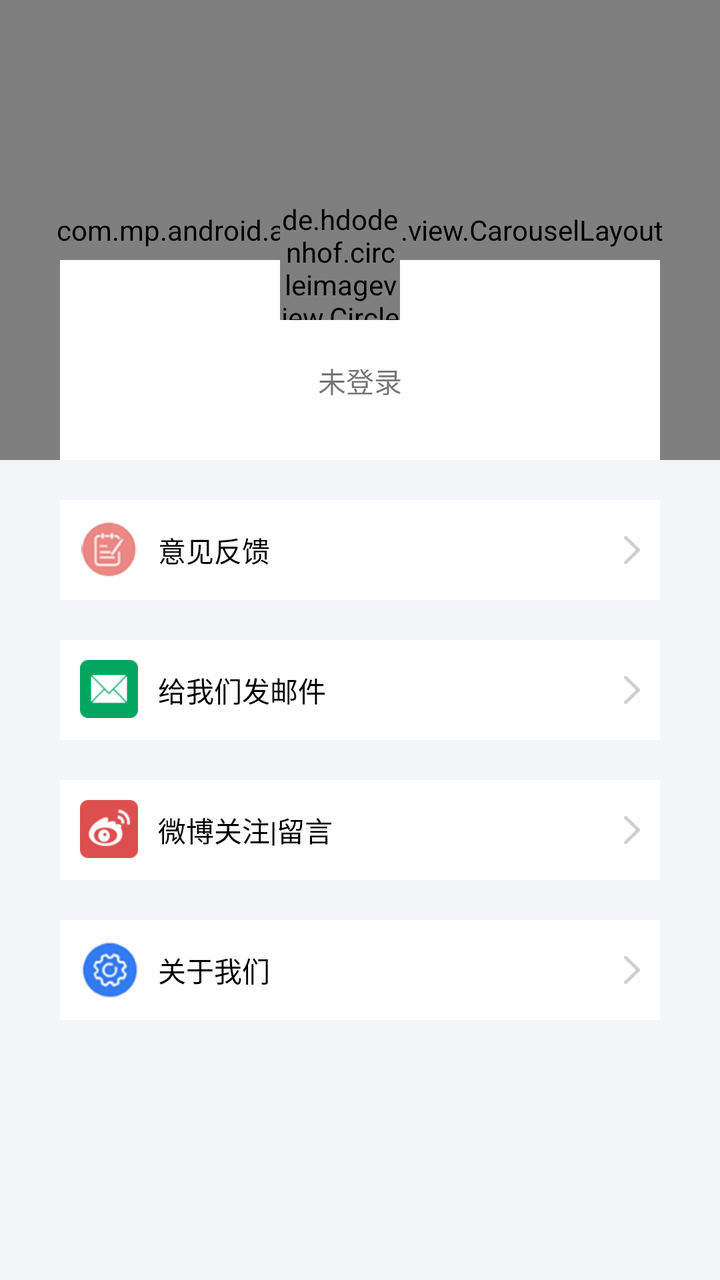
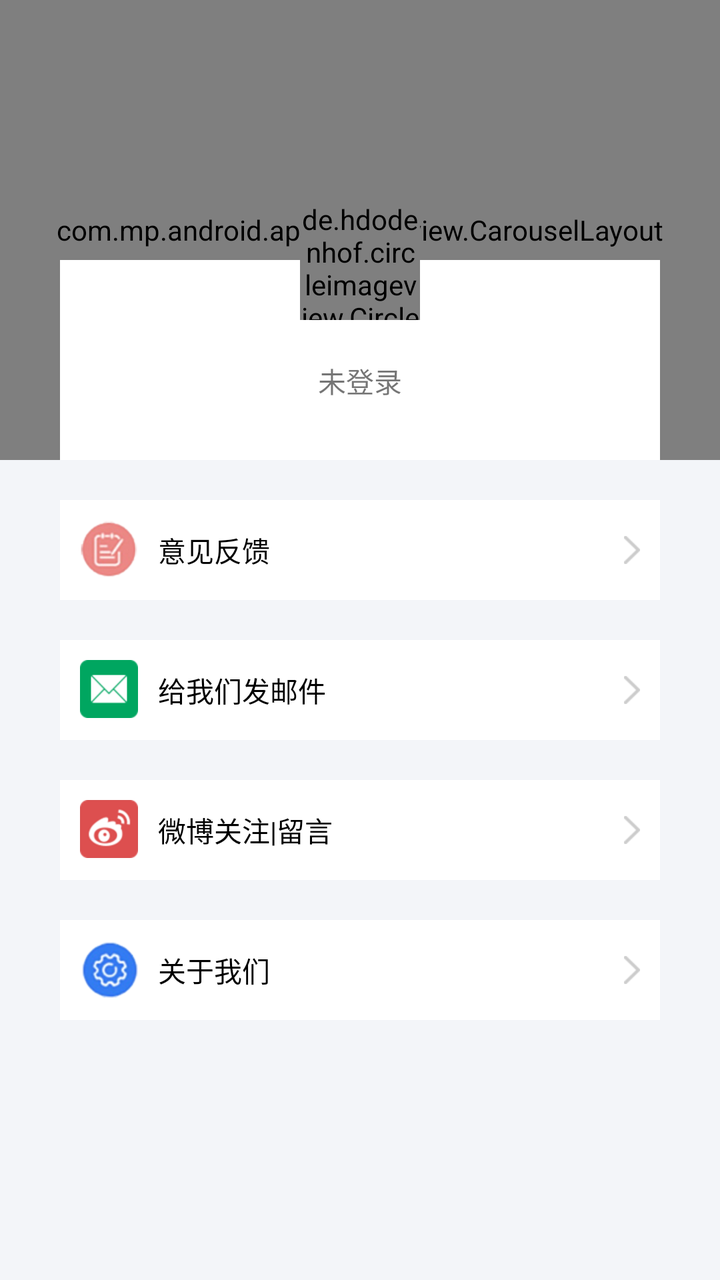

The first picture is an Android layout as it rendered before a commit; the second is the same layout after the commit. The layout source and the unified diff follow.
<!-- AndroidManifest.xml: application theme AppTheme -->
<!-- res/layout/person_fragment.xml -->
<?xml version="1.0" encoding="utf-8"?>
<FrameLayout xmlns:android="http://schemas.android.com/apk/res/android"
    android:layout_width="match_parent"
    android:layout_height="match_parent"
    android:background="#fff3f5f9">

    <com.mp.android.apps.main.view.CarouselLayout
        android:layout_width="match_parent"
        android:layout_height="230dp">

        <ImageView
            android:id="@+id/person_backgroundImage"
            android:layout_width="match_parent"
            android:layout_height="match_parent"
            android:scaleType="centerCrop" />
    </com.mp.android.apps.main.view.CarouselLayout>

    <LinearLayout
        android:layout_width="match_parent"
        android:layout_height="match_parent"
        android:layout_marginLeft="30dp"
        android:layout_marginTop="130dp"
        android:layout_marginRight="30dp"
        android:orientation="vertical">

        <LinearLayout
            android:id="@+id/person_login_statu"
            android:layout_width="match_parent"
            android:layout_height="100dp"
            android:background="@color/colorWhite"
            android:orientation="vertical">

            <TextView
                android:id="@+id/person_text"
                android:layout_width="wrap_content"
                android:layout_height="wrap_content"
                android:layout_gravity="center_horizontal"
                android:layout_marginTop="50dp"
                android:text="未登录" />
        </LinearLayout>

        <RelativeLayout
            android:id="@+id/yijianfankui"
            android:layout_width="fill_parent"
            android:layout_height="50dp"
            android:layout_marginTop="20dp"
            android:background="@color/white"

            android:paddingLeft="10.0dip"
            android:paddingTop="10.0dip"
            android:paddingRight="10.0dip"
            android:paddingBottom="10.0dip">

            <ImageView
                android:id="@+id/yijianfankui_image"
                android:layout_width="wrap_content"
                android:layout_height="wrap_content"
                android:layout_gravity="center"
                android:src="@drawable/yijianfankui" />

            <TextView
                android:layout_width="wrap_content"
                android:layout_height="wrap_content"
                android:layout_centerVertical="true"
                android:layout_marginLeft="10.0dip"
                android:layout_toRightOf="@id/yijianfankui_image"
                android:ellipsize="marquee"
                android:fadingEdge="horizontal"
                android:singleLine="true"
                android:text="意见反馈"
                android:textColor="@color/mtrl_chip_ripple_color" />

            <ImageView
                android:layout_width="wrap_content"
                android:layout_height="wrap_content"
                android:layout_alignParentRight="true"
                android:layout_centerVertical="true"
                android:src="@drawable/entry_arrow" />
        </RelativeLayout>

        <RelativeLayout
            android:id="@+id/maillayout"
            android:layout_width="fill_parent"
            android:layout_height="50dp"
            android:layout_marginTop="20dp"
            android:background="@color/white"

            android:paddingLeft="10.0dip"
            android:paddingTop="10.0dip"
            android:paddingRight="10.0dip"
            android:paddingBottom="10.0dip">

            <ImageView
                android:id="@+id/email_image"
                android:layout_width="wrap_content"
                android:layout_height="wrap_content"
                android:layout_gravity="center"
                android:src="@drawable/setting_email" />

            <TextView
                android:layout_width="wrap_content"
                android:layout_height="wrap_content"
                android:layout_centerVertical="true"
                android:layout_marginLeft="10.0dip"
                android:layout_toRightOf="@id/email_image"
                android:ellipsize="marquee"
                android:fadingEdge="horizontal"
                android:singleLine="true"
                android:text="给我们发邮件"
                android:textColor="@color/mtrl_chip_ripple_color" />

            <ImageView
                android:layout_width="wrap_content"
                android:layout_height="wrap_content"
                android:layout_alignParentRight="true"
                android:layout_centerVertical="true"
                android:src="@drawable/entry_arrow" />
        </RelativeLayout>

        <RelativeLayout
            android:id="@+id/weibo_sina"
            android:layout_width="fill_parent"
            android:layout_height="50dp"
            android:layout_marginTop="20dp"
            android:background="@color/white"

            android:paddingLeft="10.0dip"
            android:paddingTop="10.0dip"
            android:paddingRight="10.0dip"
            android:paddingBottom="10.0dip">

            <ImageView
                android:id="@+id/weibo_sina_image"
                android:layout_width="wrap_content"
                android:layout_height="wrap_content"
                android:layout_gravity="center"
                android:src="@drawable/setting_share_weibo_icon" />

            <TextView
                android:layout_width="wrap_content"
                android:layout_height="wrap_content"
                android:layout_centerVertical="true"
                android:layout_marginLeft="10.0dip"
                android:layout_toRightOf="@id/weibo_sina_image"
                android:ellipsize="marquee"
                android:fadingEdge="horizontal"
                android:singleLine="true"
                android:text="微博关注|留言"
                android:textColor="@color/mtrl_chip_ripple_color" />

            <ImageView
                android:layout_width="wrap_content"
                android:layout_height="wrap_content"
                android:layout_alignParentRight="true"
                android:layout_centerVertical="true"
                android:src="@drawable/entry_arrow" />
        </RelativeLayout>

        <RelativeLayout
            android:id="@+id/guanyuwomen"
            android:layout_width="fill_parent"
            android:layout_height="50dp"
            android:layout_marginTop="20dp"
            android:background="@color/white"
            android:paddingLeft="10.0dip"
            android:paddingTop="10.0dip"
            android:paddingRight="10.0dip"
            android:paddingBottom="10.0dip">

            <ImageView
                android:id="@+id/guanyuwomen_image"
                android:layout_width="wrap_content"
                android:layout_height="wrap_content"
                android:layout_gravity="center"
                android:background="@drawable/pianhaoshezhi" />

            <TextView
                android:layout_width="wrap_content"
                android:layout_height="wrap_content"
                android:layout_centerVertical="true"
                android:layout_marginLeft="10.0dip"
                android:layout_toRightOf="@id/guanyuwomen_image"
                android:ellipsize="marquee"
                android:fadingEdge="horizontal"
                android:singleLine="true"
                android:text="关于我们"
                android:textColor="@color/mtrl_chip_ripple_color" />

            <ImageView
                android:layout_width="wrap_content"
                android:layout_height="wrap_content"
                android:layout_alignParentRight="true"
                android:layout_centerVertical="true"
                android:src="@drawable/entry_arrow" />
        </RelativeLayout>

    </LinearLayout>

    <de.hdodenhof.circleimageview.CircleImageView
        android:id="@+id/mUserLogo"
        android:layout_width="60dp"
        android:layout_height="60dp"
        android:layout_gravity="center_horizontal"
        android:layout_marginTop="100dp"
        android:layout_marginRight="10dp"
        android:layout_toLeftOf="@+id/mImage1"
        android:src="@drawable/ic_camera_beauty" />

</FrameLayout>
<!-- resources referenced by this layout -->
<resources>
  <color name="colorWhite">#FFFFFFFF</color>
  <color name="mtrl_chip_ripple_color">#ff000000</color>
  <color name="white">#ffffffff</color>
  <!-- drawable entry_arrow: png bitmap (drawable-xhdpi, 396 bytes) -->
  <!-- drawable ic_camera_beauty: png bitmap (drawable-xhdpi, 1510 bytes) -->
  <!-- drawable pianhaoshezhi: png bitmap (drawable-xhdpi, 12502 bytes) -->
  <!-- drawable setting_email: png bitmap (drawable-xhdpi, 1143 bytes) -->
  <!-- drawable setting_share_weibo_icon: png bitmap (drawable-xhdpi, 2687 bytes) -->
  <!-- drawable yijianfankui: png bitmap (drawable-xhdpi, 10923 bytes) -->
  <style name="AppTheme" parent="Theme.AppCompat.Light.DarkActionBar">
          
          <item name="colorPrimary">@color/colorPrimary</item>
          <item name="colorPrimaryDark">@color/white</item>
          <item name="colorAccent">@color/colorAccent</item>
          <item name="android:windowNoTitle">true</item>
          <item name="colorControlNormal">@color/blackOverlay</item>
          <item name="colorControlActivated">@color/abc_search_url_text_normal</item>
          <item name="android:windowFullscreen">true</item>
          <item name="android:windowIsTranslucent">true</item>
          <item name="android:windowTranslucentStatus">true</item>
          <item name="android:windowTranslucentNavigation">true</item>
  
  
          <item name="windowActionBar">false</item>
          <item name="windowNoTitle">true</item>
          <item name="android:textAllCaps">false</item>
      </style>
  <color name="colorPrimary">#ff3f51b5</color>
  <color name="colorAccent">#ffff4081</color>
  <color name="blackOverlay">#66000000</color>
  <color name="abc_search_url_text_normal">#ff7fa87f</color>
</resources>

<!-- the commit's change to res/layout/person_fragment.xml (unified diff, before → after) -->
@@ -2,6 +2,7 @@
 <FrameLayout xmlns:android="http://schemas.android.com/apk/res/android"
     android:layout_width="match_parent"
     android:layout_height="match_parent"
+    android:layout_gravity="center_horizontal"
     android:background="#fff3f5f9">
 
     <com.mp.android.apps.main.view.CarouselLayout
@@ -28,6 +29,8 @@
             android:layout_width="match_parent"
             android:layout_height="100dp"
             android:background="@color/colorWhite"
+            android:gravity="center_horizontal"
+
             android:orientation="vertical">
 
             <TextView
@@ -203,6 +206,7 @@
         android:layout_gravity="center_horizontal"
         android:layout_marginTop="100dp"
         android:layout_marginRight="10dp"
+        android:layout_marginLeft="10dp"
         android:layout_toLeftOf="@+id/mImage1"
         android:src="@drawable/ic_camera_beauty" />
 
